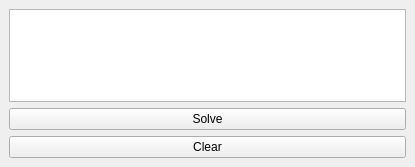
corerd/PySideDemos, file CalcGui/mainwindow.ui: the form before one commit.
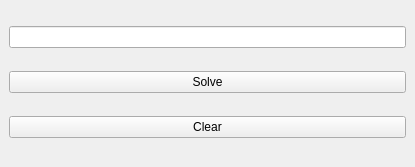
The form after the commit.

Commit message: Replace QTextEdit with QLineEdit widget

What changed in the file:
```diff
--- a/CalcGui/mainwindow.ui
+++ b/CalcGui/mainwindow.ui
@@ -16,7 +16,7 @@
   <widget class="QWidget" name="centralwidget">
    <layout class="QVBoxLayout" name="verticalLayout">
     <item>
-     <widget class="QTextEdit" name="text"/>
+     <widget class="QLineEdit" name="inpLine"/>
     </item>
     <item>
      <widget class="QPushButton" name="solveButton">
```
The commit also changes 2 other files.
